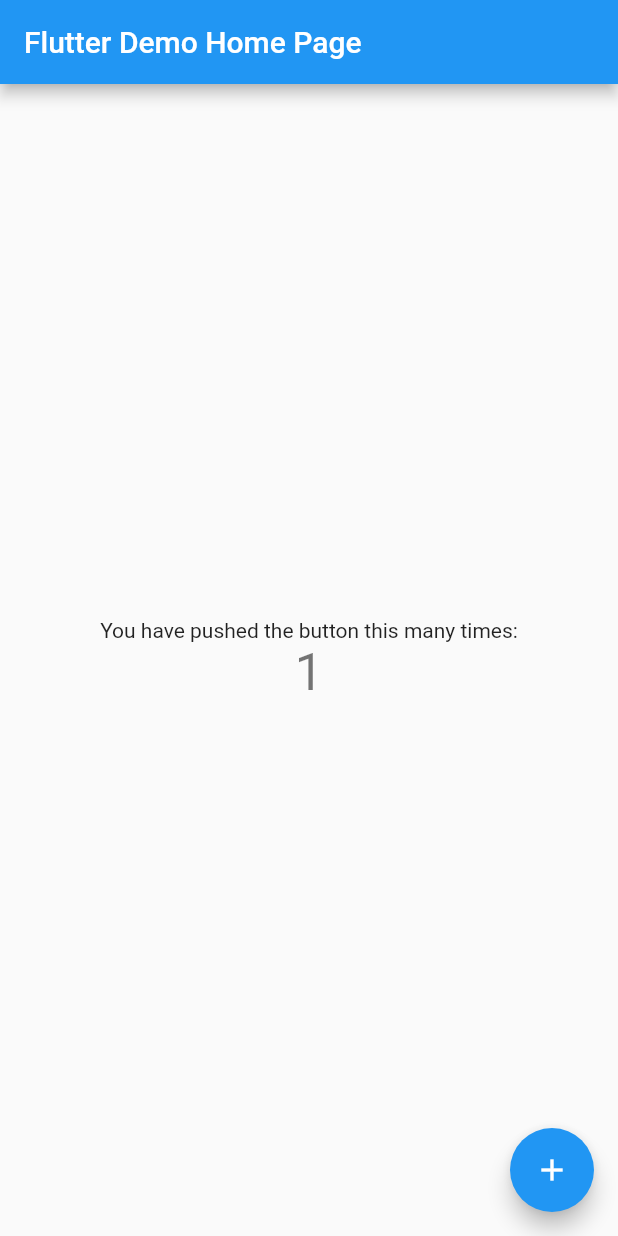
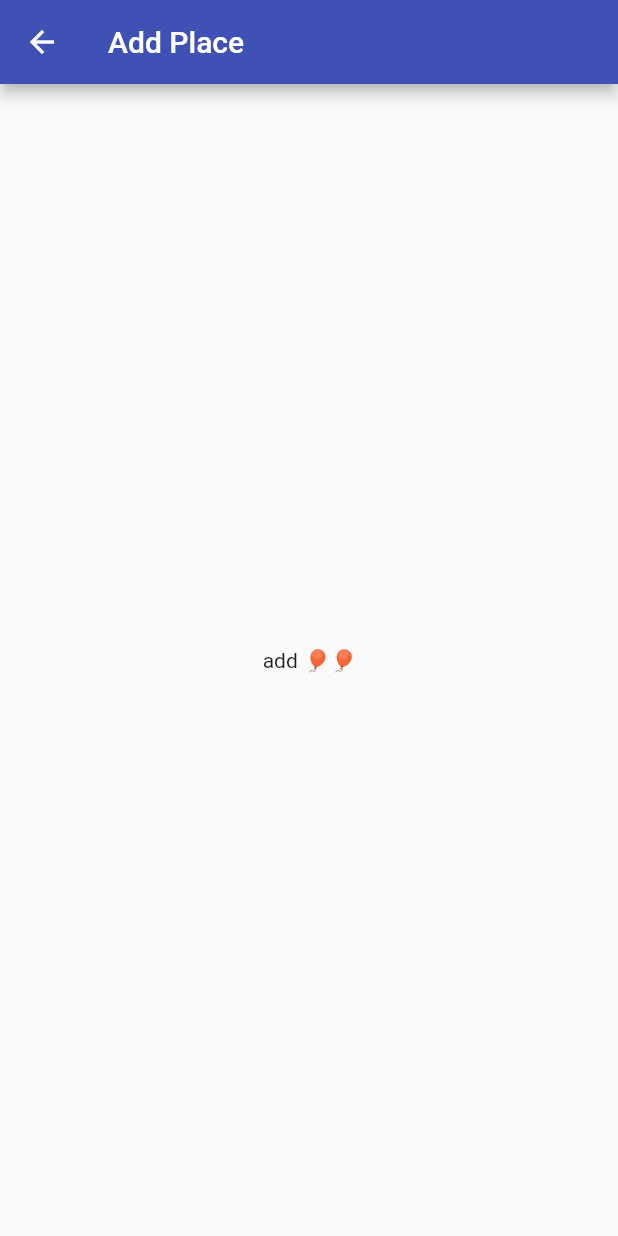
Before and after one commit to djdeo/flutter_native, a Flutter app: the screen it shows after launch, after a tap on the "add" icon, on a phone screen of 412 x 824 dp. Run offline on Flutter 3.47's test engine with Material 2 defaults, Android fonts, the phone set to English and light mode, and no system bars.

Commit message:
feat: add screen route

```diff
--- a/lib/main.dart
+++ b/lib/main.dart
@@ -1,117 +1,26 @@
 import 'package:flutter/material.dart';
+
+import './screens/add_place_screen.dart';
+import './screens/places_list_screen.dart';
 
 void main() {
   runApp(MyApp());
 }
 
 class MyApp extends StatelessWidget {
-  // This widget is the root of your application.
   @override
   Widget build(BuildContext context) {
     return MaterialApp(
-      title: 'Flutter Demo',
+      debugShowCheckedModeBanner: false,
+      title: 'Places to visit',
       theme: ThemeData(
-        // This is the theme of your application.
-        //
-        // Try running your application with "flutter run". You'll see the
-        // application has a blue toolbar. Then, without quitting the app, try
-        // changing the primarySwatch below to Colors.green and then invoke
-        // "hot reload" (press "r" in the console where you ran "flutter run",
-        // or simply save your changes to "hot reload" in a Flutter IDE).
-        // Notice that the counter didn't reset back to zero; the application
-        // is not restarted.
-        primarySwatch: Colors.blue,
-        // This makes the visual density adapt to the platform that you run
-        // the app on. For desktop platforms, the controls will be smaller and
-        // closer together (more dense) than on mobile platforms.
-        visualDensity: VisualDensity.adaptivePlatformDensity,
+        primarySwatch: Colors.indigo,
+        accentColor: Colors.amber,
       ),
-      home: MyHomePage(title: 'Flutter Demo Home Page'),
+      home: PlacesListScreen(),
+      routes: {
+        AddPlaceScreen.routeName: (ctx) => AddPlaceScreen(),
+      },
     );
   }
 }
-
-class MyHomePage extends StatefulWidget {
-  MyHomePage({Key key, this.title}) : super(key: key);
-
-  // This widget is the home page of your application. It is stateful, meaning
-  // that it has a State object (defined below) that contains fields that affect
-  // how it looks.
-
-  // This class is the configuration for the state. It holds the values (in this
-  // case the title) provided by the parent (in this case the App widget) and
-  // used by the build method of the State. Fields in a Widget subclass are
-  // always marked "final".
-
-  final String title;
-
-  @override
-  _MyHomePageState createState() => _MyHomePageState();
-}
-
-class _MyHomePageState extends State<MyHomePage> {
-  int _counter = 0;
-
-  void _incrementCounter() {
-    setState(() {
-      // This call to setState tells the Flutter framework that something has
-      // changed in this State, which causes it to rerun the build method below
-      // so that the display can reflect the updated values. If we changed
-      // _counter without calling setState(), then the build method would not be
-      // called again, and so nothing would appear to happen.
-      _counter++;
-    });
-  }
-
-  @override
-  Widget build(BuildContext context) {
-    // This method is rerun every time setState is called, for instance as done
-    // by the _incrementCounter method above.
-    //
-    // The Flutter framework has been optimized to make rerunning build methods
-    // fast, so that you can just rebuild anything that needs updating rather
-    // than having to individually change instances of widgets.
-    return Scaffold(
-      appBar: AppBar(
-        // Here we take the value from the MyHomePage object that was created by
-        // the App.build method, and use it to set our appbar title.
-        title: Text(widget.title),
-      ),
-      body: Center(
-        // Center is a layout widget. It takes a single child and positions it
-        // in the middle of the parent.
-        child: Column(
-          // Column is also a layout widget. It takes a list of children and
-          // arranges them vertically. By default, it sizes itself to fit its
-          // children horizontally, and tries to be as tall as its parent.
-          //
-          // Invoke "debug painting" (press "p" in the console, choose the
-          // "Toggle Debug Paint" action from the Flutter Inspector in Android
-          // Studio, or the "Toggle Debug Paint" command in Visual Studio Code)
-          // to see the wireframe for each widget.
-          //
-          // Column has various properties to control how it sizes itself and
-          // how it positions its children. Here we use mainAxisAlignment to
-          // center the children vertically; the main axis here is the vertical
-          // axis because Columns are vertical (the cross axis would be
-          // horizontal).
-          mainAxisAlignment: MainAxisAlignment.center,
-          children: <Widget>[
-            Text(
-              'You have pushed the button this many times:',
-            ),
-            Text(
-              '$_counter',
-              style: Theme.of(context).textTheme.headline4,
-            ),
-          ],
-        ),
-      ),
-      floatingActionButton: FloatingActionButton(
-        onPressed: _incrementCounter,
-        tooltip: 'Increment',
-        child: Icon(Icons.add),
-      ), // This trailing comma makes auto-formatting nicer for build methods.
-    );
-  }
-}
--- /dev/null
+++ b/lib/models/places.dart
@@ -0,0 +1,29 @@
+import 'package:flutter/cupertino.dart';
+
+import 'package:flutter/foundation.dart';
+
+class PlaceLocation {
+  final double latitude;
+  final double longitude;
+  final String address;
+
+  PlaceLocation({
+    @required this.latitude,
+    @required this.longitude,
+    this.address,
+  });
+}
+
+class Place {
+  final String id;
+  final String title;
+  final PlaceLocation location;
+  final String image;
+
+  Place({
+    @required this.id,
+    @required this.title,
+    @required this.location,
+    @required this.image,
+  });
+}
--- /dev/null
+++ b/lib/providers/greate_places.dart
@@ -0,0 +1,11 @@
+import 'package:flutter/foundation.dart';
+
+import '../models/places.dart';
+
+class GreatPlaces with ChangeNotifier {
+  List<Place> _items = [];
+
+  List<Place> get items {
+    return [..._items];
+  }
+}
--- /dev/null
+++ b/lib/screens/add_place_screen.dart
@@ -0,0 +1,22 @@
+import 'package:flutter/material.dart';
+
+class AddPlaceScreen extends StatefulWidget {
+  static const routeName = '/add-place';
+
+  @override
+  _AddPlaceScreenState createState() => _AddPlaceScreenState();
+}
+
+class _AddPlaceScreenState extends State<AddPlaceScreen> {
+  @override
+  Widget build(BuildContext context) {
+    return Scaffold(
+      appBar: AppBar(
+        title: Text('Add Place'),
+      ),
+      body: Center(
+        child: Text('add 🎈🎈'),
+      ),
+    );
+  }
+}
--- /dev/null
+++ b/lib/screens/places_list_screen.dart
@@ -0,0 +1,25 @@
+import 'package:flutter/material.dart';
+
+import './add_place_screen.dart';
+
+class PlacesListScreen extends StatelessWidget {
+  @override
+  Widget build(BuildContext context) {
+    return Scaffold(
+      appBar: AppBar(
+        title: Text('Places List'),
+        actions: [
+          IconButton(
+            icon: Icon(Icons.add),
+            onPressed: () {
+              Navigator.of(context).pushNamed(AddPlaceScreen.routeName);
+            },
+          )
+        ],
+      ),
+      body: Center(
+        child: CircularProgressIndicator(),
+      ),
+    );
+  }
+}
--- a/pubspec.yaml
+++ b/pubspec.yaml
@@ -23,6 +23,10 @@ environment:
 dependencies:
   flutter:
     sdk: flutter
+  provider: ^4.0.0
+  image_picker: ^0.6.0+9
+  path_provider: ^1.1.0
+  path: ^1.6.2
 
 
   # The following adds the Cupertino Icons font to your application.
```
Also changed, not shown: pubspec.lock, 1 other file.
